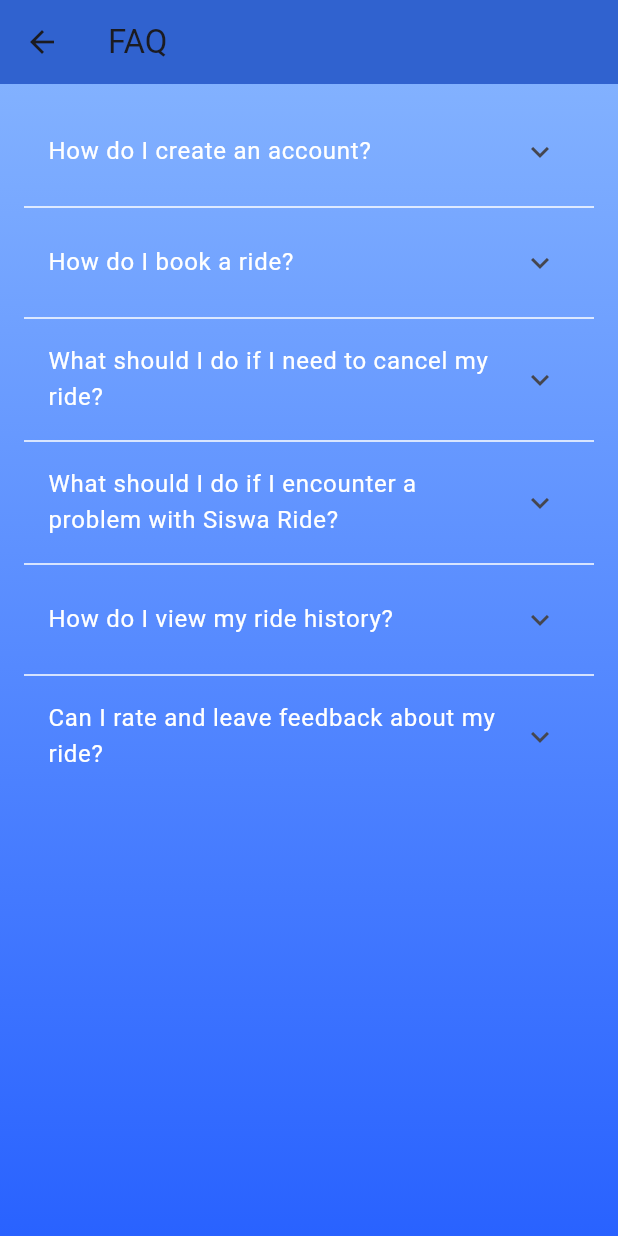
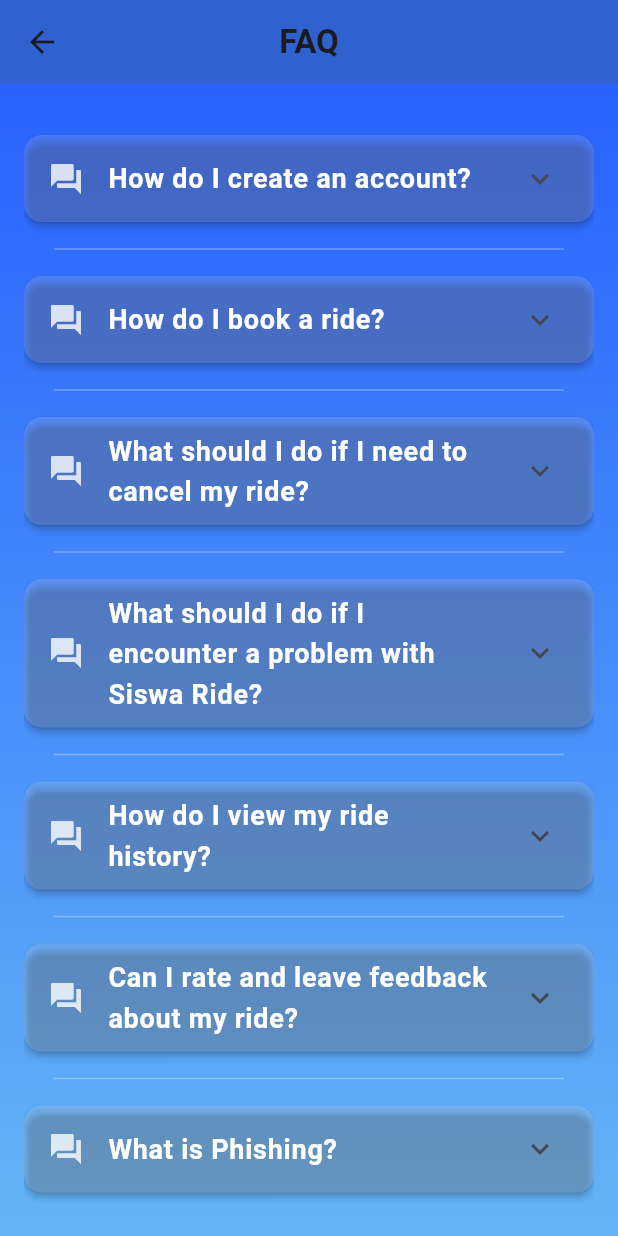
Before and after one commit to Jinghanwong/siswa-ride, a Flutter app: the Faq1Page screen opened directly, on a phone screen of 412 x 824 dp. Run offline on Flutter 3.47's test engine with Material 3 defaults, Android fonts, the phone set to English and light mode, and no system bars; our stand-ins replace cloud_firestore, connectivity_plus, firebase_auth, firebase_core, firebase_database, firebase_storage and 1 more; accounts and stored records are empty.

Commit message:
Update faq1_page.dart

```diff
--- a/lib/pages/faq1_page.dart
+++ b/lib/pages/faq1_page.dart
@@ -12,15 +12,20 @@ class _Faq1PageState extends State<Faq1Page> {
   Widget build(BuildContext context) {
     return Scaffold(
       appBar: AppBar(
-        title: const Text('FAQ'),
+        title: const Text(
+          'FAQ',
+          style: TextStyle(fontSize: 22, fontWeight: FontWeight.bold),
+        ),
         backgroundColor: const Color.fromARGB(255, 48, 98, 207),
+        elevation: 0,
+        centerTitle: true,
       ),
       body: Container(
         width: double.infinity,
         height: double.infinity,
         decoration: const BoxDecoration(
           gradient: LinearGradient(
-            colors: [Color(0xFF82B1FF), Color(0xFF2962FF)],
+            colors: [Color(0xFF2962FF), Color(0xFF64B5F6)],
             begin: Alignment.topCenter,
             end: Alignment.bottomCenter,
           ),
@@ -28,107 +33,75 @@ class _Faq1PageState extends State<Faq1Page> {
         child: Padding(
           padding: const EdgeInsets.all(16.0),
           child: ListView(
-            children: const [
-              ExpansionTile(
-                title: Text(
-                  'How do I create an account?',
-                  style: TextStyle(color: Colors.white),
-                ),
-                children: [
-                  Padding(
-                    padding: EdgeInsets.all(16.0),
-                    child: Text(
-                      'To sign up as a customer, choose for customer and click on the "Register" button on our app, fill out the registration form, and submit the necessary documents. Our team will review your application and get back to you.',
-                      style: TextStyle(fontSize: 16, color: Colors.white),
-                      textAlign: TextAlign.left,
-                    ),
-                  ),
-                ],
+            physics: const BouncingScrollPhysics(),
+            children: [
+              const SizedBox(height: 10),
+              buildFaqTile(
+                question: 'How do I create an account?',
+                answer:
+                    'To sign up as a customer, choose customer, click on the "Register" button, fill out the registration form, and submit the necessary documents. Our team will review your application and get back to you.',
               ),
-              Divider(color: Colors.white),
-              ExpansionTile(
-                title: Text(
-                  'How do I book a ride?',
-                  style: TextStyle(color: Colors.white),
-                ),
-                children: [
-                  Padding(
-                    padding: EdgeInsets.all(16.0),
-                    child: Text(
-                      'To book a ride, open the book ride page, choose your pickup and drop-off locations and others details then confirm your booking. You’ll receive details about your driver.',
-                      style: TextStyle(fontSize: 16, color: Colors.white),
-                      textAlign: TextAlign.left,
-                    ),
-                  ),
-                ],
+              buildDivider(),
+              buildFaqTile(
+                question: 'How do I book a ride?',
+                answer:
+                    'To book a ride, open the book ride page, choose your pickup and drop-off locations and other details, then confirm your booking. You’ll receive details about your driver.',
               ),
-              Divider(color: Colors.white),
-              ExpansionTile(
-                title: Text(
-                  'What should I do if I need to cancel my ride?',
-                  style: TextStyle(color: Colors.white),
-                ),
-                children: [
-                  Padding(
-                    padding: EdgeInsets.all(16.0),
-                    child: Text(
-                      'To cancel a ride, go to the "Current Trip" section in the app and select "Cancel Ride." Be aware of any cancellation fees that may apply.',
-                      style: TextStyle(fontSize: 16, color: Colors.white),
-                      textAlign: TextAlign.left,
-                    ),
-                  ),
-                ],
+              buildDivider(),
+              buildFaqTile(
+                question: 'What should I do if I need to cancel my ride?',
+                answer:
+                    'To cancel a ride, go to the "Current Trip" section in the app and select "Cancel Ride." Be aware of any cancellation fees that may apply.',
               ),
-              Divider(color: Colors.white),
-              ExpansionTile(
-                title: Text(
-                  'What should I do if I encounter a problem with Siswa Ride?',
-                  style: TextStyle(color: Colors.white),
-                ),
-                children: [
-                  Padding(
-                    padding: EdgeInsets.all(16.0),
-                    child: Text(
-                      'If you experience any issues with the app, please contact our support team through email us at siswaride@ukm.com.',
-                      style: TextStyle(fontSize: 16, color: Colors.white),
-                      textAlign: TextAlign.left,
-                    ),
-                  ),
-                ],
+              buildDivider(),
+              buildFaqTile(
+                question: 'What should I do if I encounter a problem with Siswa Ride?',
+                answer:
+                    'If you experience any issues with the app, please contact our support team by emailing us at siswaride@ukm.com.',
               ),
-              Divider(color: Colors.white),
-              ExpansionTile(
-                title: Text(
-                  'How do I view my ride history?',
-                  style: TextStyle(color: Colors.white),
-                ),
-                children: [
-                  Padding(
-                    padding: EdgeInsets.all(16.0),
-                    child: Text(
-                      'You can view your ride history by going to the "Activity" section in the app. Here you’ll find details about your past trips, including dates, location, and costs.',
-                      style: TextStyle(fontSize: 16, color: Colors.white),
-                      textAlign: TextAlign.left,
-                    ),
-                  ),
-                ],
+              buildDivider(),
+              buildFaqTile(
+                question: 'How do I view my ride history?',
+                answer:
+                    'You can view your ride history by going to the "Activity" section in the app. Here you’ll find details about your past trips, including dates, locations, and costs.',
               ),
-              Divider(color: Colors.white),
-              ExpansionTile(
-                title: Text(
-                  'Can I rate and leave feedback about my ride?',
-                  style: TextStyle(color: Colors.white),
-                ),
-                children: [
-                  Padding(
-                    padding: EdgeInsets.all(16.0),
-                    child: Text(
-                      'You can add feedback for your ride history by going to the "Activity" section in the app. You can also report a scammer in the "Scammer List" section.',
-                      style: TextStyle(fontSize: 16, color: Colors.white),
-                      textAlign: TextAlign.left,
-                    ),
-                  ),
-                ],
+              buildDivider(),
+              buildFaqTile(
+                question: 'Can I rate and leave feedback about my ride?',
+                answer:
+                    'You can add feedback for your ride history by going to the "Activity" section. You can also report a scammer in the "Scammer List" section.',
+              ),
+              buildDivider(),
+              buildFaqTile(
+                question: 'What is Phishing?',
+                answer:
+                    'Phishing is a type of cyberattack where scammers pretend to be legitimate services (like Siswa Ride) to steal your personal information via fake emails or messages.',
+              ),
+              buildDivider(),
+              buildFaqTile(
+                question: 'How to Spot a Scammer',
+                answer:
+                    'Signs of a scam:\n\n'
+                    '1. Poor spelling or grammar\n'
+                    '2. Urgent threats or promises of rewards\n'
+                    '3. Mismatched or misleading domains\n'
+                    '4. Unexpected attachments or links',
+              ),
+              buildDivider(),
+              buildFaqTile(
+                question: 'How to Protect Yourself',
+                answer:
+                    'Signs of a scam:\n\n'
+                    '1. Verify sender details\n'
+                    '2. Use a secure PIN\n'
+                    '3. Never share OTPs\n'
+                    '4. Regularly monitor your accounts',
+              ),
+              buildDivider(),
+              buildFaqTile(
+                question: 'If You Have Been Compromised',
+                answer:
+                    'If you have shared sensitive information or noticed irregular activities, contact your bank to block your card, reset your Siswa Ride credentials, and file a report.',
               ),
             ],
           ),
@@ -136,4 +109,56 @@ class _Faq1PageState extends State<Faq1Page> {
       ),
     );
   }
+
+  Widget buildFaqTile({required String question, required String answer}) {
+    return Card(
+      margin: const EdgeInsets.symmetric(vertical: 8.0),
+      color: Colors.white.withOpacity(0.15),
+      shape: RoundedRectangleBorder(
+        borderRadius: BorderRadius.circular(12.0),
+      ),
+      elevation: 2,
+      child: Theme(
+        data: Theme.of(context).copyWith(dividerColor: Colors.transparent),
+        child: ExpansionTile(
+          leading: Icon(
+            Icons.question_answer,
+            color: Colors.white.withOpacity(0.8),
+          ),
+          title: Text(
+            question,
+            style: const TextStyle(
+              color: Colors.white,
+              fontWeight: FontWeight.w600,
+              fontSize: 18,
+            ),
+          ),
+          iconColor: Colors.white,
+          children: [
+            Padding(
+              padding: const EdgeInsets.all(16.0),
+              child: Text(
+                answer,
+                style: const TextStyle(
+                  fontSize: 16,
+                  color: Colors.white70,
+                ),
+                textAlign: TextAlign.left,
+              ),
+            ),
+          ],
+        ),
+      ),
+    );
+  }
+
+  Divider buildDivider() {
+    return Divider(
+      color: Colors.white.withOpacity(0.3),
+      thickness: 1,
+      height: 20,
+      indent: 20,
+      endIndent: 20,
+    );
+  }
 }
```
